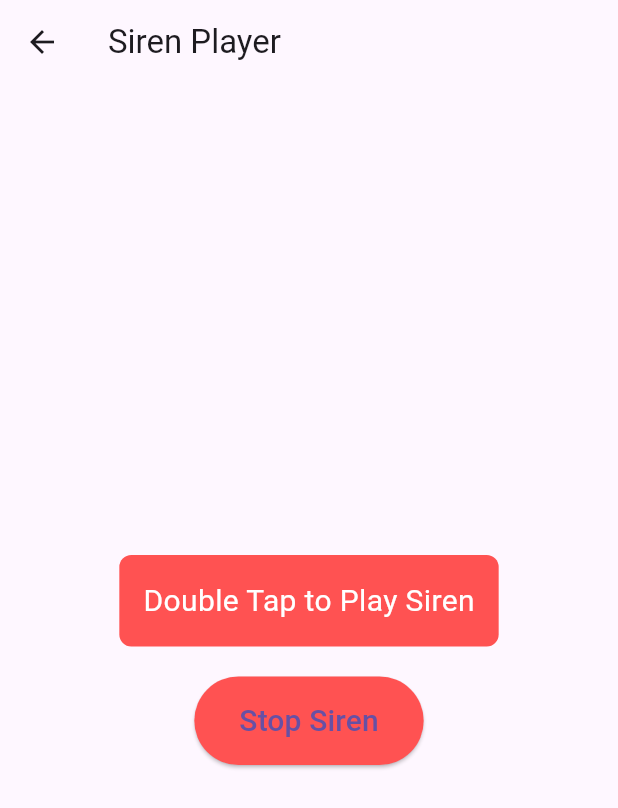
After one commit to miniyollo/my_shero, a Flutter app: the SirenPage screen opened directly, on a phone screen of 412 x 824 dp. The commit adds this screen. Shown: the top 808 px of the screen. Run offline on Flutter 3.47's test engine with Material 3 defaults, Android fonts, the phone set to English and light mode, and no system bars; our stand-ins replace audioplayers, contacts_service, geocoding, geolocator, image_picker, permission_handler and 1 more; missing offline and left inert: background_sms, flutter_phone_direct_caller, shake; accounts and stored records are empty.

Commit message:
kotlin update+ siren

```diff
--- a/lib/main.dart
+++ b/lib/main.dart
@@ -1,3 +1,4 @@
+
 import 'package:flutter/material.dart';
 
 
@@ -6,6 +7,7 @@ import 'homepage.dart';
 
 
 void main() async {
+   WidgetsFlutterBinding.ensureInitialized();
 
   runApp(const MyApp());
 }
--- /dev/null
+++ b/lib/screens/siren/siren.dart
@@ -0,0 +1,93 @@
+import 'package:flutter/material.dart';
+import 'package:audioplayers/audioplayers.dart';
+
+class SirenPage extends StatefulWidget {
+  @override
+  _SirenPageState createState() => _SirenPageState();
+}
+
+class _SirenPageState extends State<SirenPage> {
+  final AudioPlayer _audioPlayer = AudioPlayer();
+  bool _isPlaying = false;
+
+  @override
+  void dispose() {
+    _audioPlayer.dispose();
+    super.dispose();
+  }
+
+  Future<void> _stopSiren() async {
+    print("Stopping siren...");
+    await _audioPlayer.stop();
+    setState(() {
+      _isPlaying = false;
+      print("Siren stopped: _isPlaying set to $_isPlaying");
+    });
+  }
+
+  Future<void> _playSiren() async {
+    print("Attempting to play siren...");
+    if (!_isPlaying) {
+      const url =
+          'https://firebasestorage.googleapis.com/v0/b/sheroproject.appspot.com/o/siren%20(1).mp3?alt=media&token=0138f713-3d69-4fc9-8175-3ba3f347067e';
+      await _audioPlayer.play(UrlSource(url));
+      // var result = await _audioPlayer.play(AssetSource('siren.mp3'));
+      print("Play result:"); // Output the result of the play attempt
+
+      setState(() {
+        _isPlaying = true; // Set to true when playback starts
+        print("Playback started: _isPlaying set to $_isPlaying");
+      });
+
+      // Properly set up the listener for when playback finishes
+      _audioPlayer.onPlayerComplete.listen((event) {
+        print("Playback complete.");
+        setState(() {
+          _isPlaying = false; // Set back to false when playback finishes
+          print("Playback finished: _isPlaying set to $_isPlaying");
+        });
+      });
+    } else {
+      print("Playback already in progress.");
+    }
+  }
+
+  @override
+  Widget build(BuildContext context) {
+    return Scaffold(
+      appBar: AppBar(
+        title: Text("Siren Player"),
+      ),
+      body: Center(
+        child: Column(
+          mainAxisAlignment: MainAxisAlignment.center,
+          children: [
+            GestureDetector(
+              onDoubleTap: _playSiren,
+              child: Container(
+                padding: EdgeInsets.all(16),
+                decoration: BoxDecoration(
+                  color: Colors.redAccent,
+                  borderRadius: BorderRadius.circular(8),
+                ),
+                child: Text(
+                  _isPlaying ? 'Siren Playing...' : 'Double Tap to Play Siren',
+                  style: TextStyle(color: Colors.white, fontSize: 20),
+                ),
+              ),
+            ),
+            SizedBox(height: 20),
+            ElevatedButton(
+              onPressed: _stopSiren,
+              child: Text('Stop Siren', style: TextStyle(fontSize: 20)),
+              style: ElevatedButton.styleFrom(
+                backgroundColor: Colors.redAccent,
+                padding: EdgeInsets.symmetric(horizontal: 30, vertical: 15),
+              ),
+            ),
+          ],
+        ),
+      ),
+    );
+  }
+}
```
Also changed, not shown: lib/homepage.dart (+8 -0 lines), lib/screens/evidence/captureimage.dart (+86 -14 lines), pubspec.yaml (+7 -3 lines), pubspec.lock, 9 other files.
